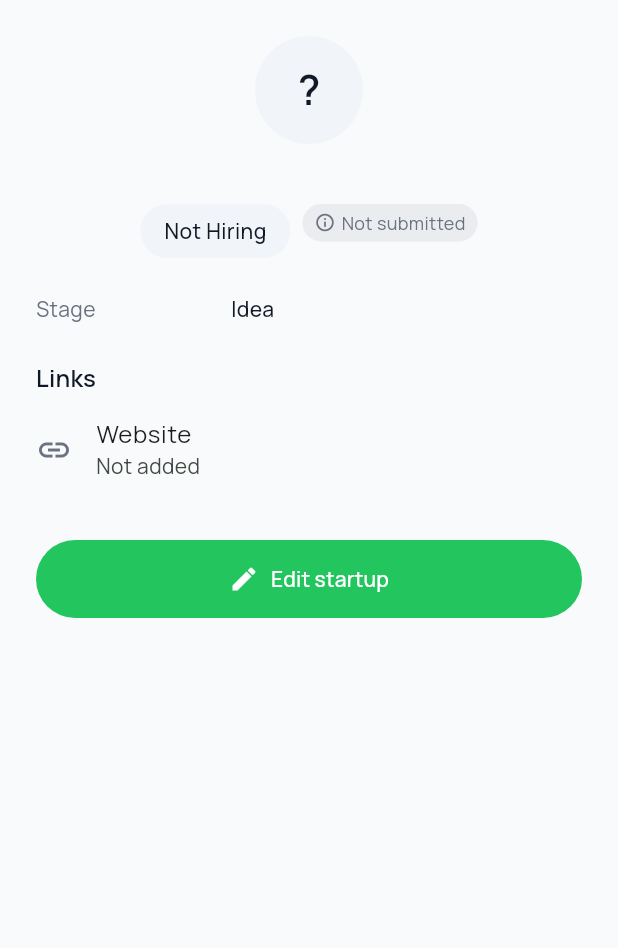
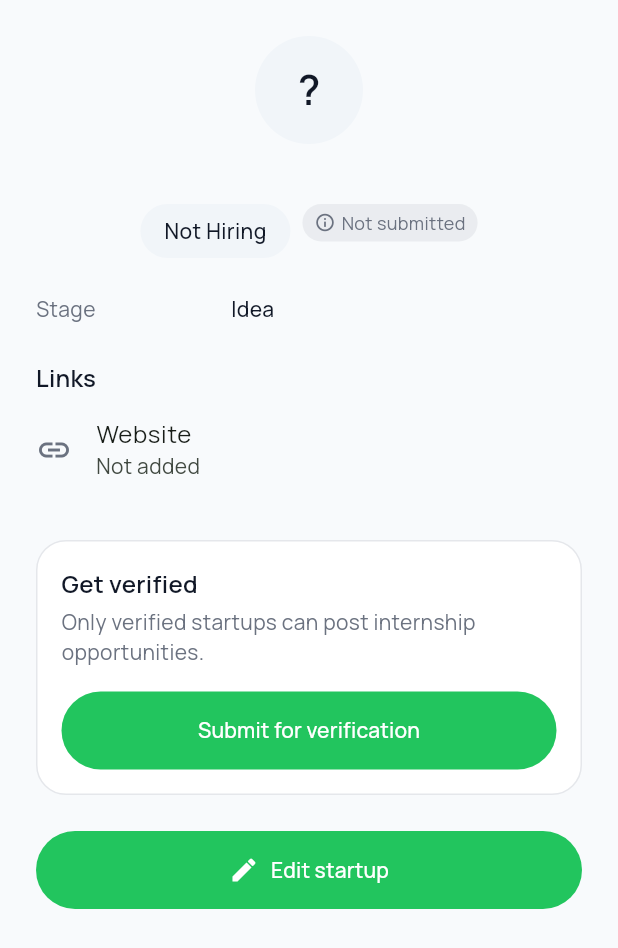
Before and after one commit to Anglebert-Dev/Kazi, a Flutter app: the StartupSummary widget shown alone on an empty page, opened directly with empty values, on a phone screen of 412 x 824 dp. Shown: the top 948 px of the screen. Run offline on Flutter 3.47's test engine with Material 3 defaults, Android fonts, the light colour scheme and no system bars; our stand-ins replace cached_network_image, cloud_firestore, device_preview, firebase_auth, firebase_core, flutter_dotenv and 6 more; missing offline and left inert: cloudinary_public, file_selector; accounts and stored records are empty; generated files the repository leaves out were written again.

Commit message:
feat: add admin startup management features including approval and rejection workflows

```diff
--- a/lib/core/routes/app_router.dart
+++ b/lib/core/routes/app_router.dart
@@ -2,6 +2,7 @@ import 'package:flutter/foundation.dart';
 import 'package:go_router/go_router.dart';
 import 'package:flutter_riverpod/flutter_riverpod.dart';
 
+import '../../features/admin/startups/screens/admin_startups_screen.dart';
 import '../../features/authentication/providers/auth_providers.dart';
 import '../../features/authentication/screens/forgot_password_screen.dart';
 import '../../features/authentication/screens/login_screen.dart';
@@ -42,6 +43,10 @@ final appRouterProvider = Provider<GoRouter>((ref) {
         path: '/onboarding',
         builder: (context, state) => const OnboardingRoleScreen(),
       ),
+      GoRoute(
+        path: '/admin/startups',
+        builder: (context, state) => const AdminStartupsScreen(),
+      ),
       studentShellRoute,
       founderShellRoute,
     ],
--- /dev/null
+++ b/lib/features/admin/startups/screens/admin_startups_screen.dart
@@ -0,0 +1,46 @@
+import 'package:flutter/material.dart';
+import 'package:flutter_riverpod/flutter_riverpod.dart';
+
+import '../../../../core/constants/app_spacing.dart';
+import '../../../../core/widgets/index.dart';
+import '../../../settings/screens/settings_screen.dart';
+import '../providers/admin_startup_providers.dart';
+import '../widgets/pending_startup_card.dart';
+
+class AdminStartupsScreen extends ConsumerWidget {
+  const AdminStartupsScreen({super.key});
+
+  @override
+  Widget build(BuildContext context, WidgetRef ref) {
+    final pendingAsync = ref.watch(pendingStartupsProvider);
+
+    return Scaffold(
+      appBar: AppBar(
+        title: const Text('Startup Verification'),
+        actions: [
+          IconButton(
+            icon: const Icon(Icons.settings_outlined),
+            onPressed: () => Navigator.of(
+              context,
+            ).push(MaterialPageRoute(builder: (context) => const SettingsScreen())),
+          ),
+        ],
+      ),
+      body: pendingAsync.when(
+        data: (startups) => startups.isEmpty
+            ? const EmptyState(
+                icon: Icons.verified_outlined,
+                title: 'All caught up',
+                message: 'No startups are waiting for verification.',
+              )
+            : ListView.builder(
+                padding: const EdgeInsets.all(AppSpacing.lg),
+                itemCount: startups.length,
+                itemBuilder: (context, index) => PendingStartupCard(startup: startups[index]),
+              ),
+        loading: () => const Center(child: CircularProgressIndicator()),
+        error: (error, stackTrace) => Center(child: Text('Could not load startups: $error')),
+      ),
+    );
+  }
+}
--- a/lib/features/founder/startup/models/startup.dart
+++ b/lib/features/founder/startup/models/startup.dart
@@ -18,5 +18,7 @@ class Startup with _$Startup {
     @Default(StartupStage.idea) StartupStage stage,
     @Default(HiringStatus.notHiring) HiringStatus hiringStatus,
     @Default(VerificationStatus.unverified) VerificationStatus verificationStatus,
+    String? verificationDocUrl,
+    String? verificationRejectionReason,
   }) = _Startup;
 }
--- a/lib/features/founder/startup/widgets/startup_summary.dart
+++ b/lib/features/founder/startup/widgets/startup_summary.dart
@@ -9,6 +9,7 @@ import '../models/hiring_status.dart';
 import '../models/startup.dart';
 import '../models/startup_stage.dart';
 import 'verification_badge.dart';
+import 'verification_submission_section.dart';
 
 class StartupSummary extends StatelessWidget {
   const StartupSummary({super.key, required this.startup, required this.onEdit});
@@ -68,6 +69,8 @@ class StartupSummary extends StatelessWidget {
             url: startup.website,
           ),
           const SizedBox(height: AppSpacing.lg),
+          VerificationSubmissionSection(startup: startup),
+          const SizedBox(height: AppSpacing.lg),
           AppButton(label: 'Edit startup', icon: Icons.edit, onPressed: onEdit, fullWidth: true),
         ],
       ),
--- /dev/null
+++ b/lib/features/founder/startup/widgets/verification_submission_section.dart
@@ -0,0 +1,93 @@
+import 'package:file_selector/file_selector.dart';
+import 'package:flutter/material.dart';
+import 'package:flutter_riverpod/flutter_riverpod.dart';
+
+import '../../../../core/constants/app_spacing.dart';
+import '../../../../core/theme/app_colors.dart';
+import '../../../../core/widgets/index.dart';
+import '../models/startup.dart';
+import '../models/verification_status.dart';
+import '../providers/startup_controller.dart';
+
+class VerificationSubmissionSection extends ConsumerStatefulWidget {
+  const VerificationSubmissionSection({super.key, required this.startup});
+
+  final Startup startup;
+
+  @override
+  ConsumerState<VerificationSubmissionSection> createState() =>
+      _VerificationSubmissionSectionState();
+}
+
+class _VerificationSubmissionSectionState
+    extends ConsumerState<VerificationSubmissionSection> {
+  Future<void> _submit() async {
+    final file = await openFile(
+      acceptedTypeGroups: const [
+        XTypeGroup(label: 'Verification document', extensions: ['pdf', 'jpg', 'jpeg', 'png']),
+      ],
+    );
+    if (file == null) return;
+
+    await ref
+        .read(startupControllerProvider.notifier)
+        .submitVerification(widget.startup.founderId, file.path);
+
+    if (!mounted) return;
+
+    final error = ref.read(startupControllerProvider).error;
+    ScaffoldMessenger.of(context).showSnackBar(
+      SnackBar(
+        content: Text(error != null ? 'Upload failed: $error' : 'Submitted for review'),
+      ),
+    );
+  }
+
+  @override
+  Widget build(BuildContext context) {
+    final status = widget.startup.verificationStatus;
+    if (status == VerificationStatus.approved) return const SizedBox.shrink();
+
+    final isLoading = ref.watch(startupControllerProvider).isLoading;
+
+    return AppCard(
+      child: Column(
+        crossAxisAlignment: CrossAxisAlignment.start,
+        children: [
+          Text(
+            status == VerificationStatus.pending
+                ? 'Verification pending'
+                : 'Get verified',
+            style: Theme.of(context).textTheme.titleMedium?.copyWith(
+              fontWeight: FontWeight.w600,
+              color: AppColors.textPrimary,
+            ),
+          ),
+          const SizedBox(height: AppSpacing.xs),
+          Text(
+            switch (status) {
+              VerificationStatus.pending =>
+                "We're reviewing your documents. This usually takes a few days.",
+              VerificationStatus.rejected =>
+                widget.startup.verificationRejectionReason ??
+                    'Your submission was rejected. Please resubmit.',
+              _ => 'Only verified startups can post internship opportunities.',
+            },
+            style: const TextStyle(color: AppColors.textSecondary),
+          ),
+          if (status != VerificationStatus.pending) ...[
+            const SizedBox(height: AppSpacing.md),
+            AppButton(
+              label: status == VerificationStatus.rejected
+                  ? 'Resubmit documents'
+                  : 'Submit for verification',
+              isLoading: isLoading,
+              onPressed: _submit,
+              fullWidth: true,
+            ),
+          ],
+        ],
+      ),
+    );
+  }
+}
```
Also changed, not shown: lib/core/routes/auth_redirect.dart (+9 -3 lines), lib/features/admin/startups/providers/admin_startup_controller.dart (added, +25 -0 lines), lib/features/admin/startups/providers/admin_startup_providers.dart (added, +18 -0 lines), lib/features/admin/startups/repository/admin_startup_repository.dart (added, +37 -0 lines), lib/features/admin/startups/widgets/pending_startup_card.dart (added, +112 -0 lines), lib/features/founder/startup/models/startup_mapper.dart (added, +38 -0 lines), lib/features/founder/startup/providers/startup_controller.dart (+9 -0 lines), lib/features/founder/startup/repository/startup_repository.dart (+15 -33 lines), lib/features/admin/startups/providers/admin_startup_controller.g.dart, lib/features/admin/startups/providers/admin_startup_providers.g.dart (added), lib/features/founder/startup/models/startup.freezed.dart.
